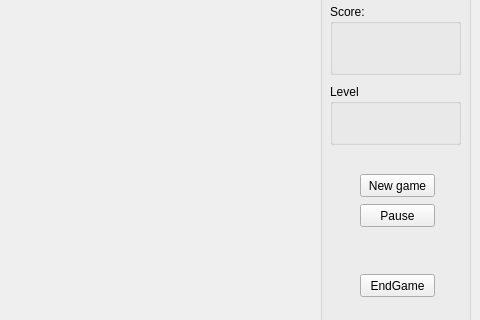
kverhun/tetris, file mainwindow.ui: the form before one commit; both pictures show x 0 to 480 and y 206 to 526 of the 480 by 632 pixel window.
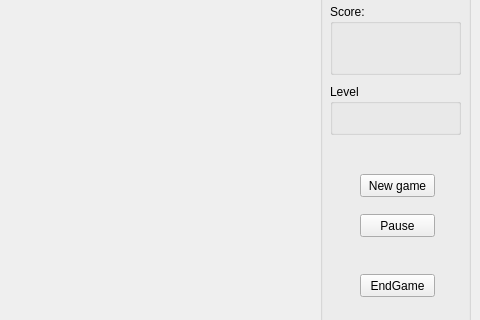
The form after the commit.

Patch:
```diff
--- a/mainwindow.ui
+++ b/mainwindow.ui
@@ -43,7 +43,7 @@
      <property name="geometry">
       <rect>
        <x>40</x>
-       <y>400</y>
+       <y>410</y>
        <width>75</width>
        <height>23</height>
       </rect>
@@ -118,7 +118,7 @@
        <x>10</x>
        <y>280</y>
        <width>131</width>
-       <height>61</height>
+       <height>51</height>
       </rect>
      </property>
      <property name="title">
@@ -127,7 +127,7 @@
      <widget class="QLabel" name="levelLable">
       <property name="geometry">
        <rect>
-        <x>50</x>
+        <x>60</x>
         <y>20</y>
         <width>46</width>
         <height>21</height>
```
